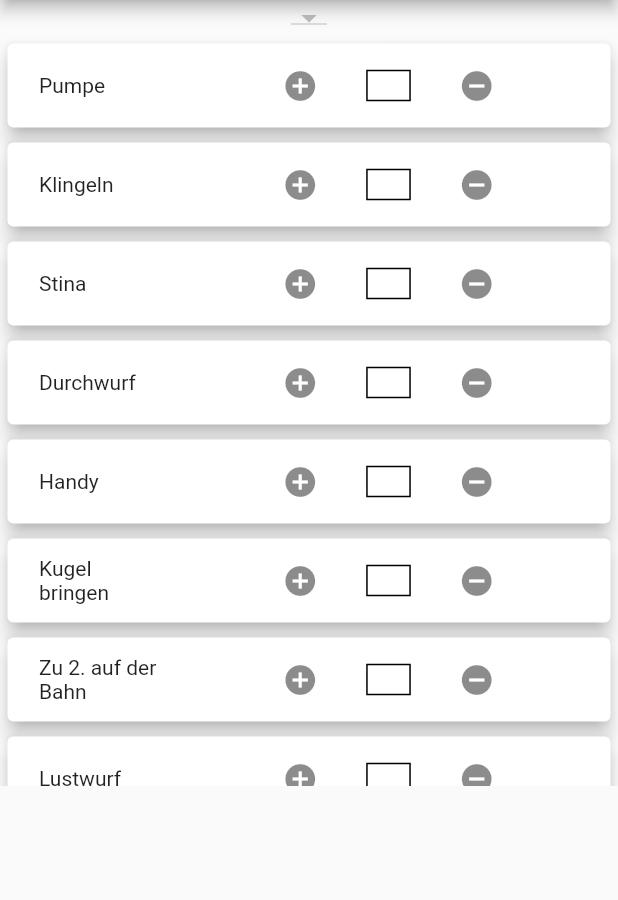
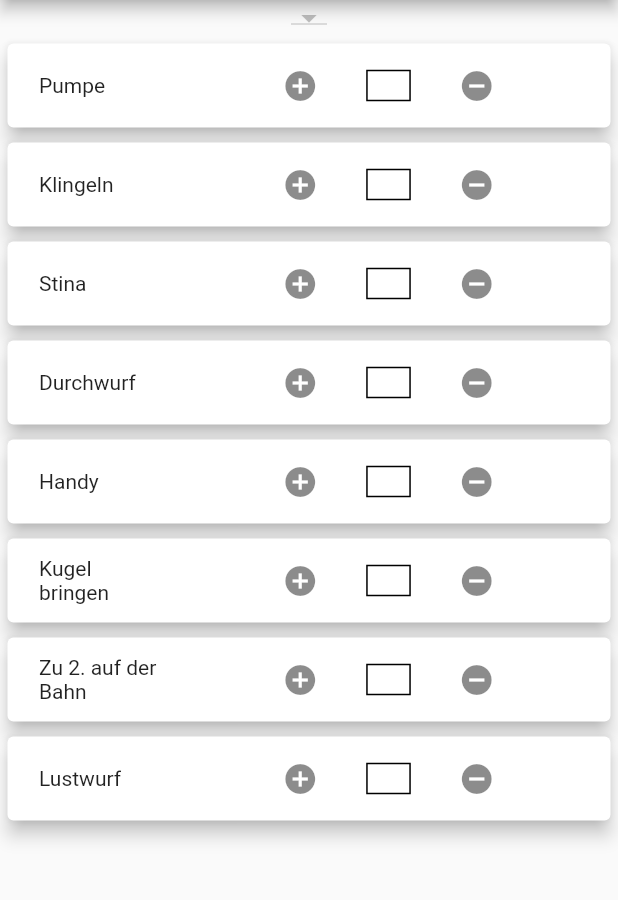
Before and after one commit to schikkinikki/KegelApp, a Flutter app: the screen it shows after launch, item 2 of the bottom bar chosen, after a tap on "Neue Session", on a phone screen of 412 x 824 dp, the part 84-984 px from its top. Run offline on Flutter 3.47's test engine with Material 2 defaults, Android fonts, the phone set to English and light mode, and no system bars; our stand-ins replace sqflite; accounts and stored records are empty.

Commit message:
fixing height bug with different devices by using MediaQuery

```diff
--- a/KegelApp/lib/screens/my_club_screen.dart
+++ b/KegelApp/lib/screens/my_club_screen.dart
@@ -78,14 +78,14 @@ class _MyClubScreenState extends State<MyClubScreen> {
             final memberlist = memberData.member;
             if (snapshot.hasData) {
               return Container(
-                height: 460,
+                height: MediaQuery.of(context).size.height * 0.65,
                 padding: EdgeInsets.all(10),
                 child: ListView.builder(
                     itemBuilder: (context, index) {
                       Kegelbruder player = snapshot.data[index];
                       return Container(
                         padding: EdgeInsets.all(3),
-                        width: 300,
+                        width: 350,
                         margin: EdgeInsets.all(5),
                         decoration: BoxDecoration(
                             border: Border.all(
--- a/KegelApp/lib/screens/new_session_screen.dart
+++ b/KegelApp/lib/screens/new_session_screen.dart
@@ -62,7 +62,7 @@ class _NewSessionScreenState extends State<NewSessionScreen> {
           children: [
             NewDropDownMenu(),
             Container(
-              height: 500,
+              height: MediaQuery.of(context).size.height * 0.75,
               child: ListView.builder(
                 itemBuilder: (context, index) {
                   return Card(
```
